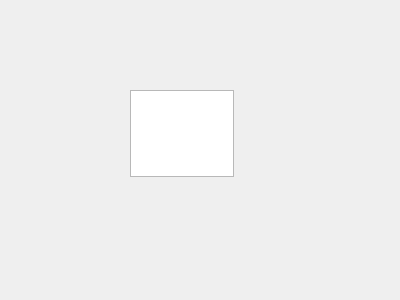
Above: Rank.ui from jimmyss/Bejeweled before the change. Below: the same form after it.
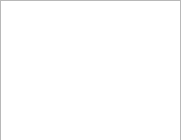
That is the form after the change.

```diff
--- a/Rank.ui
+++ b/Rank.ui
@@ -6,20 +6,20 @@
    <rect>
     <x>0</x>
     <y>0</y>
-    <width>400</width>
-    <height>300</height>
+    <width>181</width>
+    <height>140</height>
    </rect>
   </property>
   <property name="windowTitle">
    <string>QtWidgetsClass</string>
   </property>
-  <widget class="QTextEdit" name="textEdit">
+  <widget class="QTableView" name="tableView">
    <property name="geometry">
     <rect>
-     <x>130</x>
-     <y>90</y>
-     <width>104</width>
-     <height>87</height>
+     <x>0</x>
+     <y>0</y>
+     <width>181</width>
+     <height>141</height>
     </rect>
    </property>
   </widget>
```
